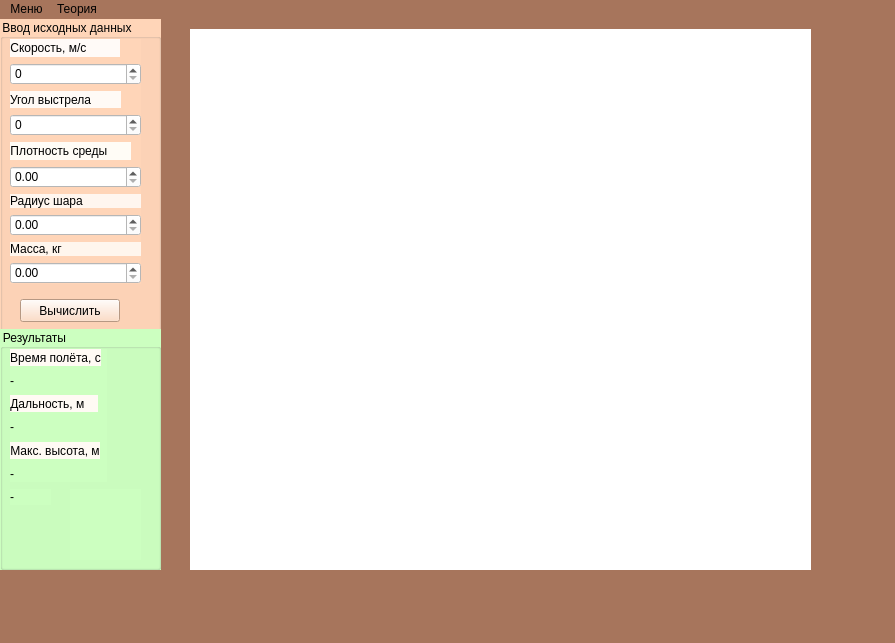
Old version of the form mainwindow.ui in the repository rozalinaag/semestrovaya.
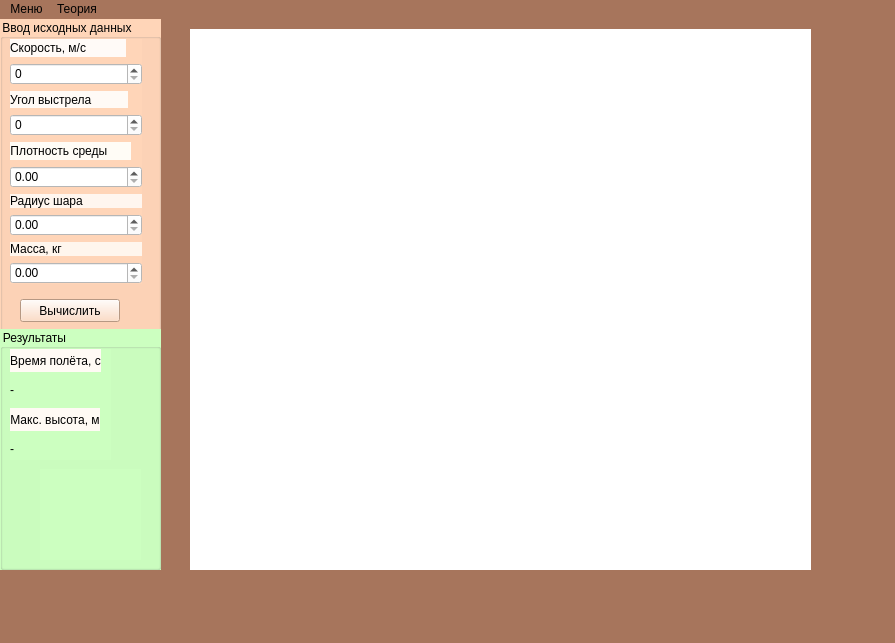
New version of the form. Custom widgets are drawn as their Qt base class.

What changed in the file:
```diff
--- a/mainwindow.ui
+++ b/mainwindow.ui
@@ -54,7 +54,7 @@
          <rect>
           <x>10</x>
           <y>20</y>
-          <width>131</width>
+          <width>132</width>
           <height>245</height>
          </rect>
         </property>
@@ -71,7 +71,7 @@
             <string notr="true">background-color: rgb(255, 250, 247);</string>
            </property>
            <property name="text">
-            <string>Скорость, м/с          </string>
+            <string>Скорость, м/с            </string>
            </property>
            <property name="alignment">
             <set>Qt::AlignCenter</set>
@@ -97,7 +97,7 @@
             <string notr="true">background-color: rgb(255, 250, 246);</string>
            </property>
            <property name="text">
-            <string>Угол выстрела         </string>
+            <string>Угол выстрела           </string>
            </property>
            <property name="alignment">
             <set>Qt::AlignCenter</set>
@@ -199,8 +199,8 @@
           <rect>
            <x>10</x>
            <y>20</y>
-           <width>97</width>
-           <height>133</height>
+           <width>101</width>
+           <height>111</height>
           </rect>
          </property>
          <layout class="QVBoxLayout" name="verticalLayout_3">
@@ -242,41 +242,6 @@
             </property>
            </widget>
           </item>
-          <item>
-           <widget class="QLabel" name="label_6">
-            <property name="sizePolicy">
-             <sizepolicy hsizetype="Maximum" vsizetype="Preferred">
-              <horstretch>100</horstretch>
-              <verstretch>100</verstretch>
-             </sizepolicy>
-            </property>
-            <property name="styleSheet">
-             <string notr="true">background-color: rgb(255, 250, 244);</string>
-            </property>
-            <property name="text">
-             <string>Дальность, м    </string>
-            </property>
-            <property name="alignment">
-             <set>Qt::AlignCenter</set>
-            </property>
-           </widget>
-          </item>
-          <item>
-           <widget class="QLabel" name="resultDistance">
-            <property name="sizePolicy">
-             <sizepolicy hsizetype="Maximum" vsizetype="Preferred">
-              <horstretch>100</horstretch>
-              <verstretch>100</verstretch>
-             </sizepolicy>
-            </property>
-            <property name="text">
-             <string>-</string>
-            </property>
-            <property name="alignment">
-             <set>Qt::AlignCenter</set>
-            </property>
-           </widget>
-          </item>
           <item>
            <widget class="QLabel" name="label_7">
             <property name="sizePolicy">
@@ -317,29 +282,16 @@
         <widget class="QLabel" name="image">
          <property name="geometry">
           <rect>
-           <x>70</x>
-           <y>160</y>
-           <width>71</width>
-           <height>71</height>
+           <x>40</x>
+           <y>140</y>
+           <width>101</width>
+           <height>91</height>
           </rect>
          </property>
          <property name="text">
           <string/>
          </property>
         </widget>
-        <widget class="QLabel" name="coffec">
-         <property name="geometry">
-          <rect>
-           <x>10</x>
-           <y>160</y>
-           <width>41</width>
-           <height>16</height>
-          </rect>
-         </property>
-         <property name="text">
-          <string>-</string>
-         </property>
-        </widget>
        </widget>
       </widget>
      </item>
```
